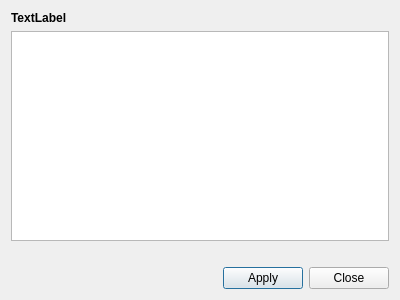
IamKornitskiy/UdpPacketGenerator, file text_field_editor_dialog.ui: the form before one commit.
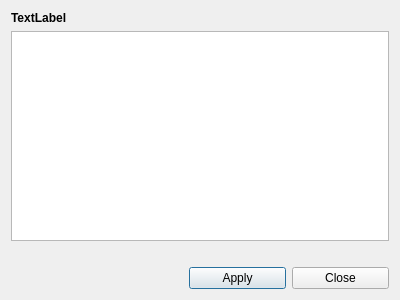
The form after the commit.

What changed in the file:
```diff
--- a/text_field_editor_dialog.ui
+++ b/text_field_editor_dialog.ui
@@ -57,6 +57,12 @@
      </item>
      <item>
       <widget class="QPushButton" name="applyButton">
+       <property name="minimumSize">
+        <size>
+         <width>97</width>
+         <height>0</height>
+        </size>
+       </property>
        <property name="text">
         <string>Apply</string>
        </property>
@@ -64,6 +70,12 @@
      </item>
      <item>
       <widget class="QPushButton" name="closeButton">
+       <property name="minimumSize">
+        <size>
+         <width>97</width>
+         <height>0</height>
+        </size>
+       </property>
        <property name="text">
         <string>Close</string>
        </property>
```
